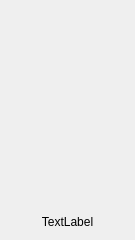
Qt form src/gui/game_card/gamecard.ui (kjmorse2/GameLog) before a commit.
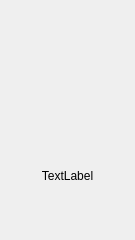
The same form after that commit.

Commit message: Centered Art images above titles.

Diff of the .ui file:
```diff
--- a/src/gui/game_card/gamecard.ui
+++ b/src/gui/game_card/gamecard.ui
@@ -27,7 +27,15 @@
   </property>
   <layout class="QVBoxLayout" name="verticalLayout">
    <item>
+    <layout class="QVBoxLayout" name="GameCardLayout">
+     <item>
     <widget class="QLabel" name="gameArtLabel">
+       <property name="sizePolicy">
+        <sizepolicy hsizetype="Preferred" vsizetype="Preferred">
+         <horstretch>0</horstretch>
+         <verstretch>0</verstretch>
+        </sizepolicy>
+       </property>
      <property name="text">
       <string/>
      </property>
@@ -36,7 +44,7 @@
    <item>
     <widget class="QLabel" name="gameTitleLabel">
      <property name="sizePolicy">
-      <sizepolicy hsizetype="Preferred" vsizetype="Fixed">
+        <sizepolicy hsizetype="Preferred" vsizetype="Minimum">
        <horstretch>0</horstretch>
        <verstretch>0</verstretch>
       </sizepolicy>
@@ -51,6 +59,8 @@
       <bool>true</bool>
      </property>
     </widget>
+     </item>
+    </layout>
    </item>
   </layout>
  </widget>
```
Lines whose indentation alone changed are shown as unchanged. The commit also changes 2 other files.
